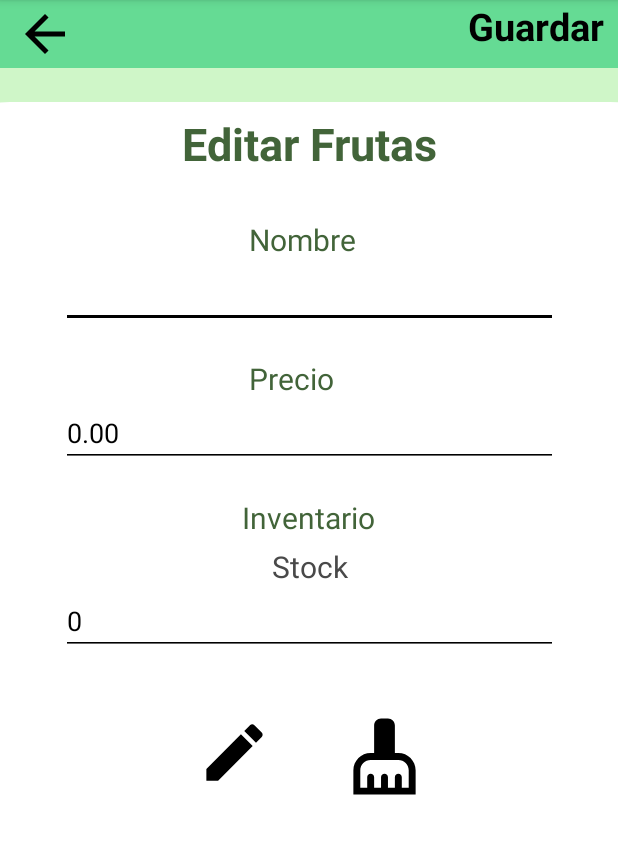
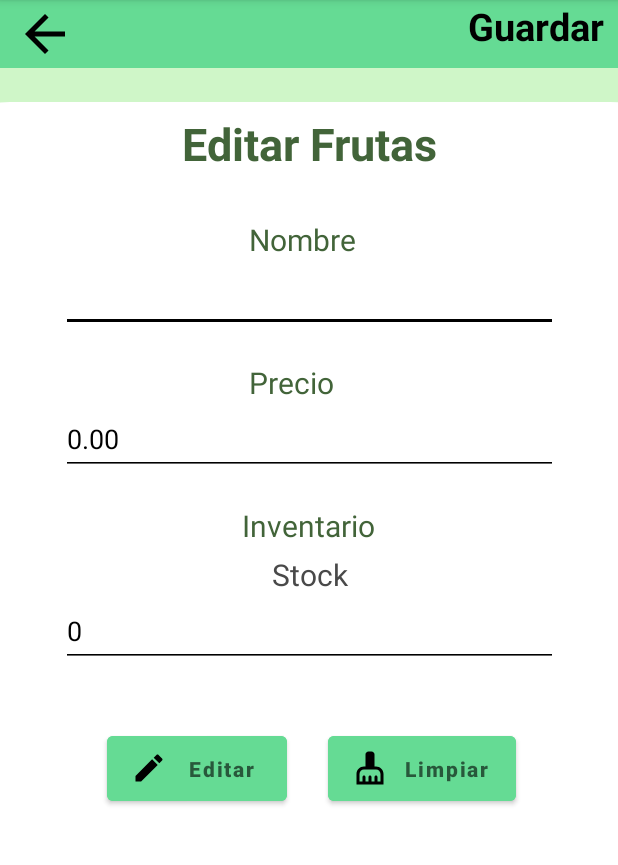
Before and after one commit to NormanRomero06/FavaApp, an Android app: the fragment CrudFrutaFragment shown on its own in the app's theme, on a phone screen of 412 x 824 dp, the part 84-949 px from its top. Run offline under Robolectric (Android 15) with nearby library versions, the phone set to English and light mode, and no system bars.

```diff
--- a/app/src/main/res/layout/fragment_agregar_fruta.xml
+++ b/app/src/main/res/layout/fragment_agregar_fruta.xml
@@ -70,7 +70,8 @@
         android:textColorHint="@color/black"
         app:layout_constraintEnd_toEndOf="parent"
         app:layout_constraintStart_toStartOf="parent"
-        app:layout_constraintTop_toBottomOf="@id/tvNombreFruta" />
+        app:layout_constraintTop_toBottomOf="@id/tvNombreFruta"
+        android:minHeight="48sp"/>
 
     <TextView
         android:id="@+id/tvPrecioFruta"
@@ -94,7 +95,8 @@
         android:textColorHint="@color/black"
         app:layout_constraintEnd_toEndOf="parent"
         app:layout_constraintStart_toStartOf="parent"
-        app:layout_constraintTop_toBottomOf="@id/tvPrecioFruta" />
+        app:layout_constraintTop_toBottomOf="@id/tvPrecioFruta"
+        android:minHeight="48sp"/>
 
     <TextView
         android:id="@+id/tvInventarioFruta"
--- a/app/src/main/res/layout/fragment_crud_fruta.xml
+++ b/app/src/main/res/layout/fragment_crud_fruta.xml
@@ -83,6 +83,7 @@
         app:layout_constraintEnd_toEndOf="parent"
         app:layout_constraintStart_toStartOf="parent"
         app:layout_constraintTop_toBottomOf="@id/tvNombreFruta"
+        android:minHeight="48sp"
         />
 
     <TextView
@@ -107,7 +108,8 @@
         android:textColorHint="@color/black"
         app:layout_constraintEnd_toEndOf="parent"
         app:layout_constraintStart_toStartOf="parent"
-        app:layout_constraintTop_toBottomOf="@id/tvPrecioFruta" />
+        app:layout_constraintTop_toBottomOf="@id/tvPrecioFruta"
+        android:minHeight="48sp"/>
 
     <TextView
         android:id="@+id/tvInventarioFruta"
@@ -144,27 +146,32 @@
         android:textColorHint="@color/black"
         app:layout_constraintEnd_toEndOf="parent"
         app:layout_constraintStart_toStartOf="parent"
-        app:layout_constraintTop_toBottomOf="@id/tvStock" />
+        app:layout_constraintTop_toBottomOf="@id/tvStock"
+        android:minHeight="48sp"/>
 
-    <androidx.appcompat.widget.AppCompatButton
+    <Button
         android:id="@+id/btnEditarFrutas"
-        android:layout_width="50dp"
-        android:layout_height="50dp"
+        android:layout_width="120dp"
+        android:layout_height="55dp"
         android:layout_marginTop="40dp"
-        android:layout_marginEnd="100dp"
-        android:background="@drawable/baseline_edit_24"
+        android:layout_marginEnd="150dp"
+        android:backgroundTint="@color/color_Primary"
         android:textStyle="bold"
+        android:hint="Editar"
+        android:drawableLeft="@drawable/baseline_edit_24"
         app:layout_constraintStart_toStartOf="parent"
         app:layout_constraintTop_toBottomOf="@id/etInventarioFruta"
         app:layout_constraintEnd_toEndOf="parent"/>
 
-    <androidx.appcompat.widget.AppCompatButton
+    <Button
         android:id="@+id/btnLimpiarCampos"
-        android:layout_width="55dp"
+        android:layout_width="125dp"
         android:layout_height="55dp"
         android:layout_marginTop="40dp"
-        android:layout_marginStart="100dp"
-        android:background="@drawable/baseline_clean_24"
+        android:layout_marginStart="150dp"
+        android:backgroundTint="@color/color_Primary"
+        android:hint="Limpiar"
+        android:drawableLeft="@drawable/baseline_clean_24"
         android:textStyle="bold"
         app:layout_constraintEnd_toEndOf="parent"
         app:layout_constraintStart_toStartOf="parent"
--- a/app/src/main/res/values/strings.xml
+++ b/app/src/main/res/values/strings.xml
@@ -38,4 +38,9 @@
     <string name="_0">0</string>
     <string name="guardar">Guardar</string>
     <string name="editar_frutas">Editar Frutas</string>
+    <string name="referencia_del_pago">Referencia del pago</string>
+    <string name="cantidad">Cantidad</string>
+    <string name="realizar_pago">Realizar Pago</string>
+    <string name="editar_pago">Editar Pago</string>
+    <string name="eliminar_pago">Eliminar Pago</string>
 </resources>
```
Also changed, not shown: app/src/main/java/com/example/appfavas/ui/proveedor/PagosProveedorFragment.kt (added, +60 -0 lines), app/src/main/res/layout/fragment_pagos_proveedor.xml (added, +89 -0 lines).
